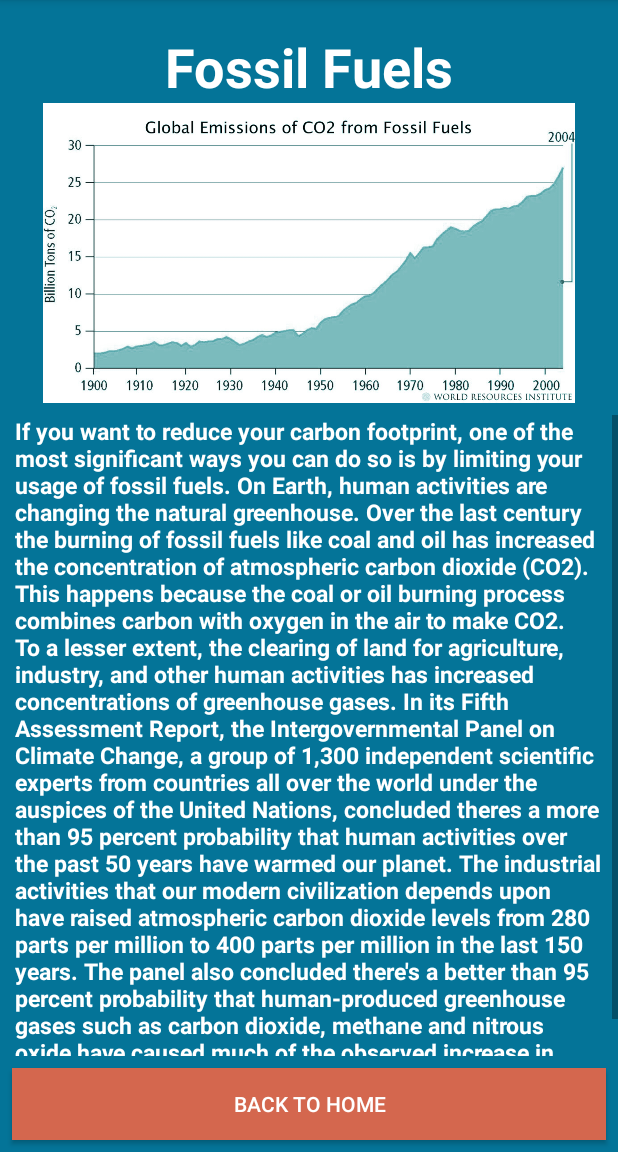
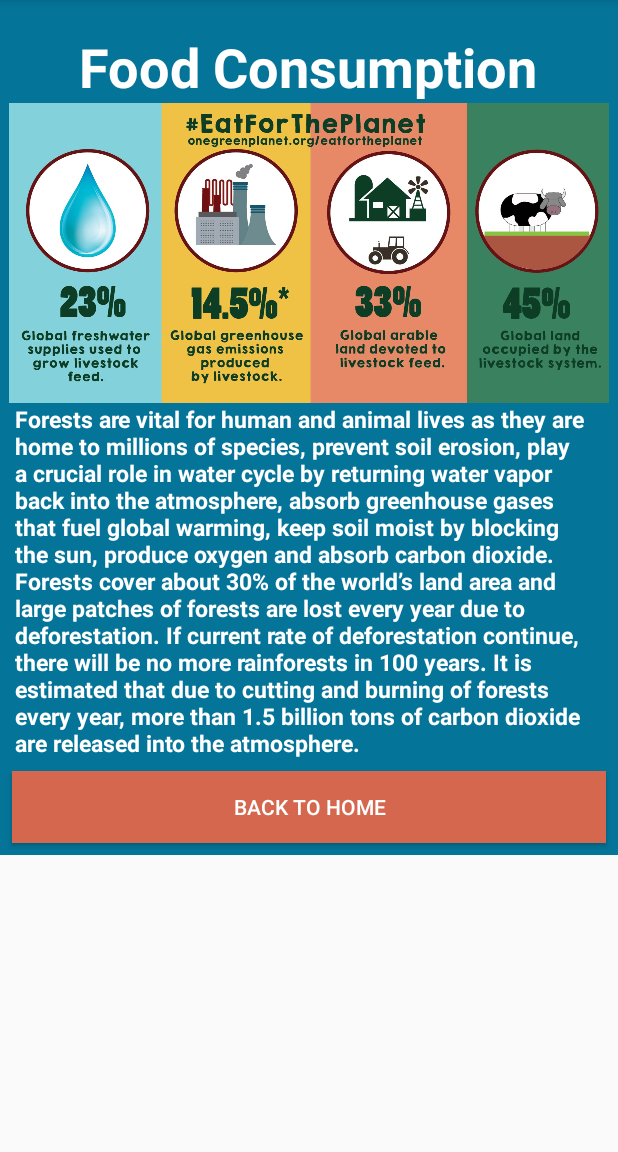
Before and after one commit to katiebehrmann/FinalProject-KatieBLindsayB, an Android app: the Learn screen opened directly, with no data from a screen before it, after a tap on "FOOD CONSUMPTION", on a phone screen of 412 x 824 dp, the part 84-1236 px from its top. Run offline under Robolectric (Android 15) with nearby library versions, the phone set to English and light mode, and no system bars.

Commit message:
Updated Learn Section

```diff
--- a/app/src/main/AndroidManifest.xml
+++ b/app/src/main/AndroidManifest.xml
@@ -30,7 +30,9 @@
         <activity android:name=".UploadImage" />
         <activity android:name=".Deforestation" />
         <activity android:name=".Recycling" />
-        <activity android:name=".DailyTravel"></activity>
+        <activity android:name=".DailyTravel" />
+        <activity android:name=".FoodConsumption" />
+        <activity android:name=".ResourceUsage"></activity>
     </application>
 
 </manifest>
--- /dev/null
+++ b/app/src/main/java/com/example/android/climatehero/FoodConsumption.java
@@ -0,0 +1,21 @@
+package com.example.android.climatehero;
+
+import android.content.Intent;
+import android.os.Bundle;
+import android.support.v7.app.AppCompatActivity;
+import android.view.View;
+
+public class FoodConsumption extends AppCompatActivity {
+
+    @Override
+    protected void onCreate(Bundle savedInstanceState) {
+        super.onCreate(savedInstanceState);
+        setContentView(R.layout.activity_food_consumption);
+    }
+
+    public void backHome(View view) {
+        Intent i = new Intent(this, MainActivity.class);
+        startActivity(i);
+    }
+
+}
--- a/app/src/main/java/com/example/android/climatehero/Learn.java
+++ b/app/src/main/java/com/example/android/climatehero/Learn.java
@@ -29,12 +29,12 @@ public class Learn extends AppCompatActivity {
     }
 
     public void foodConsumption(View view) {
-        Intent intent = new Intent(this, FossilFuels.class);
+        Intent intent = new Intent(this, FoodConsumption.class);
         startActivity(intent);
     }
 
     public void resourceUsage(View view) {
-        Intent intent = new Intent(this, Deforestation.class);
+        Intent intent = new Intent(this, ResourceUsage.class);
         startActivity(intent);
     }
 }
--- a/app/src/main/java/com/example/android/climatehero/MainActivity.java
+++ b/app/src/main/java/com/example/android/climatehero/MainActivity.java
@@ -61,6 +61,8 @@ public class MainActivity extends AppCompatActivity {
 
     public void logOut(View view) {
         auth.signOut();
+        Intent i = new Intent(this, SplashActivity.class);
+        startActivity(i);
     }
 
 }
--- /dev/null
+++ b/app/src/main/res/layout/activity_food_consumption.xml
@@ -0,0 +1,59 @@
+<?xml version="1.0" encoding="utf-8"?>
+<LinearLayout xmlns:android="http://schemas.android.com/apk/res/android"
+    android:orientation="vertical"
+    android:layout_width="wrap_content"
+    android:layout_height="wrap_content"
+    android:background="#047498">
+
+    <TextView
+        android:layout_width="wrap_content"
+        android:layout_height="wrap_content"
+        android:layout_gravity="center_horizontal"
+        android:layout_marginTop="20dp"
+        android:text="@string/food_consumption"
+        android:textSize="36dp"
+        android:textStyle="bold"
+        android:textColor="#FFFF" />
+
+    <ImageView
+        android:layout_width="wrap_content"
+        android:layout_height="200dp"
+        android:src="@drawable/eatforplanet"
+        android:layout_gravity="center_horizontal" />
+
+    <ScrollView
+        android:layout_width="wrap_content"
+        android:layout_height="0dp"
+        android:layout_weight="1">
+
+        <LinearLayout
+            android:layout_width="fill_parent"
+            android:layout_height="wrap_content">
+
+            <TextView
+                android:layout_width="fill_parent"
+                android:layout_height="wrap_content"
+                android:layout_marginRight="10dp"
+                android:layout_marginLeft="10dp"
+                android:textSize="15dp"
+                android:textStyle="bold"
+                android:textColor="#FFFF"
+                android:text="@string/deforestation" />
+
+        </LinearLayout>
+
+    </ScrollView>
+
+    <Button
+        android:layout_width="match_parent"
+        android:layout_marginTop="8dp"
+        android:layout_marginLeft="8dp"
+        android:layout_marginRight="8dp"
+        android:layout_marginBottom="8dp"
+        android:layout_height="wrap_content"
+        android:text="@string/back_home"
+        android:textColor="#FFFFFF"
+        android:onClick="backHome"
+        android:background="#D4674E" />
+
+</LinearLayout>
--- a/app/src/main/res/values/strings.xml
+++ b/app/src/main/res/values/strings.xml
@@ -25,4 +25,7 @@
     <string name="fossil_fuels">"If you want to reduce your carbon footprint, one of the most significant ways you can do so is by limiting your usage of fossil fuels. On Earth, human activities are changing the natural greenhouse. Over the last century the burning of fossil fuels like coal and oil has increased the concentration of atmospheric carbon dioxide (CO2). This happens because the coal or oil burning process combines carbon with oxygen in the air to make CO2. To a lesser extent, the clearing of land for agriculture, industry, and other human activities has increased concentrations of greenhouse gases. In its Fifth Assessment Report, the Intergovernmental Panel on Climate Change, a group of 1,300 independent scientific experts from countries all over the world under the auspices of the United Nations, concluded theres a more than 95 percent probability that human activities over the past 50 years have warmed our planet. The industrial activities that our modern civilization depends upon have raised atmospheric carbon dioxide levels from 280 parts per million to 400 parts per million in the last 150 years. The panel also concluded there's a better than 95 percent probability that human-produced greenhouse gases such as carbon dioxide, methane and nitrous oxide have caused much of the observed increase in Earths temperatures over the past 50 years."</string>
     <string name="deforestation">"Forests are vital for human and animal lives as they are home to millions of species, prevent soil erosion, play a crucial role in water cycle by returning water vapor back into the atmosphere, absorb greenhouse gases that fuel global warming, keep soil moist by blocking the sun, produce oxygen and absorb carbon dioxide. Forests cover about 30% of the world’s land area and large patches of forests are lost every year due to deforestation. If current rate of deforestation continue, there will be no more rainforests in 100 years. It is estimated that due to cutting and burning of forests every year, more than 1.5 billion tons of carbon dioxide are released into the atmosphere."</string>
 
+    <string name="food_consumption_info">"Though we often don't think about it, the way we eat has a big impact on climate change. The way we farm meat, and the resources necessary to raise and process animals, has called meat-based eating into question. As a result, researchers have looked into the impact that low-meat or vegetarian diets could have on the environment at large. One study shows a global transition to a low-meat diet would result in a 50% reduction climate change costs by 2050. That is a significant change! Unfortunately, many Americans are not aware of the impact that raising and eating meat has globally. Many are also reluctant at the idea of stopping meat consumption all together, based on preference or tradition. However, Prof Keith Richards, at the University of Cambridge and one of the researchers behind the two key scientific studies, said: “This is not a radical vegetarian argument; it is an argument about eating meat in sensible amounts as part of healthy, balanced diets.” While we won't force you to stop eating meat, you can be a real Climate Hero by making smarter choices, practicing "Meatless Mondays" - and if you must, choose lighter-impact meats like chicken as opposed to heavy resource users like red meat."</string>
+    <string name="resource_usage">"The effects of deforestation, fossil fuel usage, mass production of new materials, and a global meat diet all contribute to the escalating issue of resource usage. Many resources are finite, and as we continue to use without proper replenishment, we leave our planet and ourselves at a disadvantage. The average house requires 20-30 mature trees in order to be built. The average hamburger requires 660 gallons of water to be produced over the course of its "farm to table" timeline. The average plastic bag, if not recycled, can take 1,000 years to decompose. A single airplane passenger contributes 90 kilograms of C02 per hour directly into the atmosphere. Multiply that out by passenger per plane, and planes per day, and the numbers are truly scary. Reducing our usage of resources across the board - by finding alternate means of travel, recycling, buying used goods, bringing reusable bags, building sustainable homes, eating less meat, driving earth-responsible cars, and so on will save our population and our planet. Without active measures to do so, we put ourselves at risk of a resource shortage without the proper infrastructure to handle it. This can cause worldwide starvation, turmoil, and conflict. So do your part - being a Climate Hero can save the world!"</string>
+
 </resources>
```
Also changed, not shown: app/src/main/java/com/example/android/climatehero/ResourceUsage.java (added, +20 -0 lines), app/src/main/res/layout/activity_resource_usage.xml (added, +59 -0 lines), app/src/main/res/drawable/climate_conflict.jpg (added), app/src/main/res/drawable/eatforplanet.jpg (added).
